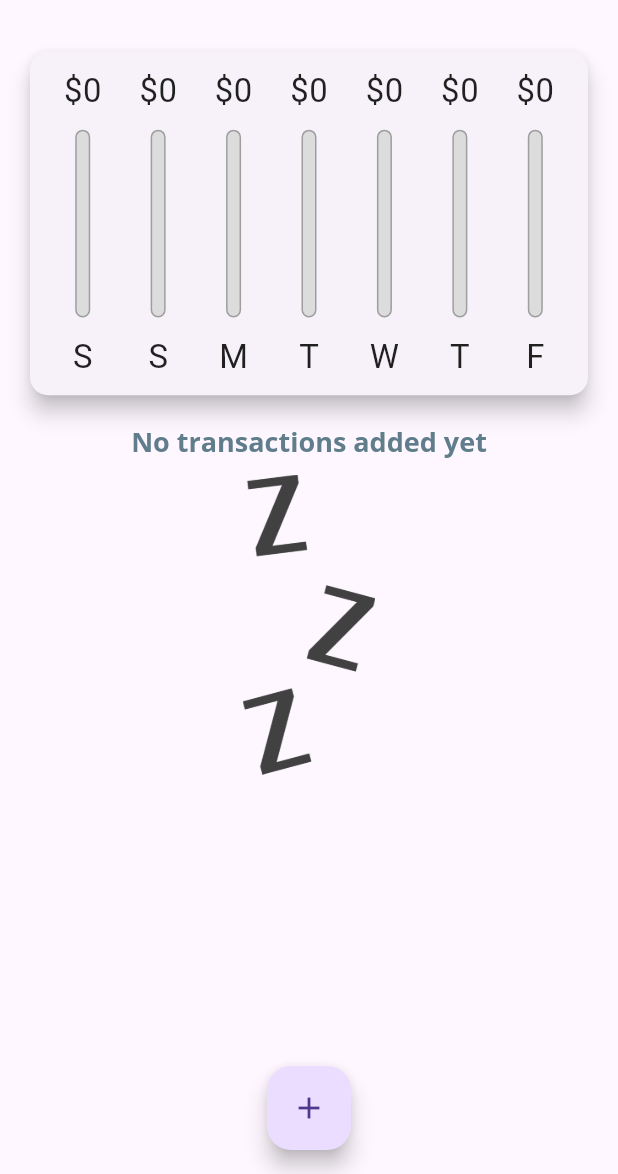
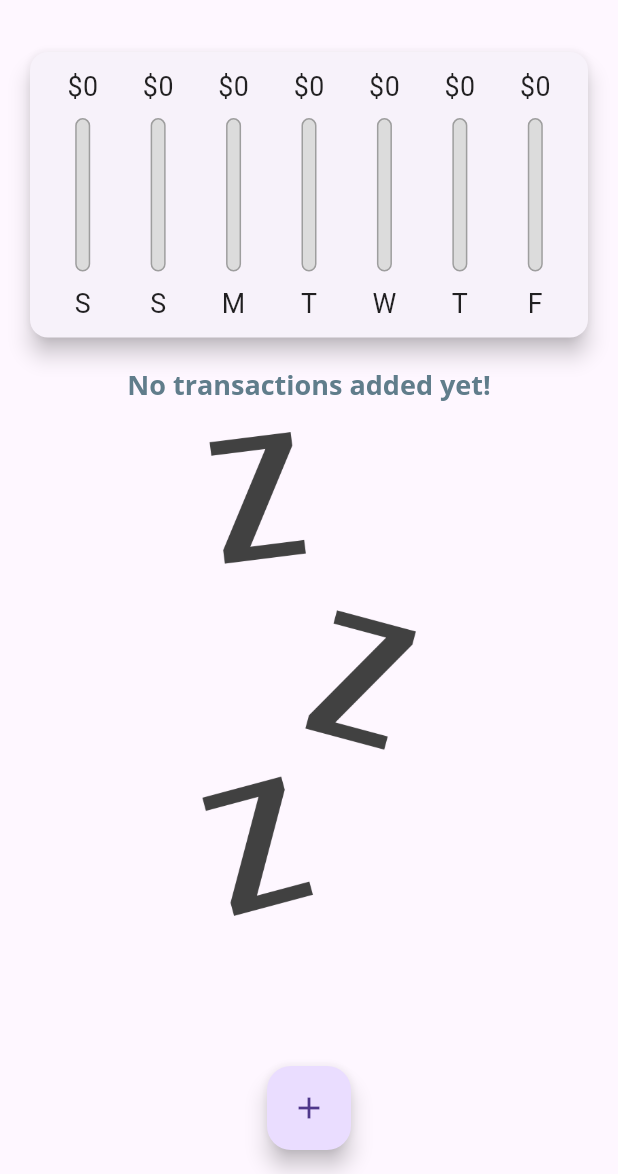
Before and after one commit to dmk1111/flutter_expenses_app, a Flutter app: the screen it shows after launch, on a phone screen of 412 x 824 dp, the part 62-1236 px from its top. Run offline on Flutter 3.47's test engine with Material 2 defaults, Android fonts, the phone set to English and light mode, and no system bars.

Commit message:
responsive ui for landscape mode

```diff
--- a/lib/main.dart
+++ b/lib/main.dart
@@ -1,11 +1,19 @@
 import 'package:flutter/material.dart';
+import 'package:flutter/services.dart';
 
 import './widgets/chart.dart';
 import './widgets/new_transaction.dart';
 import './widgets/transaction_list.dart';
 import './models/transaction.dart';
 
-void main() => runApp(MyApp());
+void main() {
+  // WidgetsFlutterBinding.ensureInitialized();
+  // SystemChrome.setPreferredOrientations([
+  //   DeviceOrientation.portraitUp,
+  //   DeviceOrientation.portraitDown,
+  // ]);
+  runApp(MyApp());
+}
 
 class MyApp extends StatelessWidget {
   @override
@@ -69,6 +77,7 @@ class _MyHomePageState extends State<MyHomePage> {
     //   date: DateTime.now(),
     // ),
   ];
+  bool _showChart = false;
 
   List<Transaction> get _recentTransactions {
     return _userTransactions
@@ -114,6 +123,8 @@ class _MyHomePageState extends State<MyHomePage> {
 
   @override
   Widget build(BuildContext context) {
+    final isLandscape =
+        MediaQuery.of(context).orientation == Orientation.landscape;
     final appBar = AppBar(
       title: const Text('Personal Expenses'),
       actions: <Widget>[
@@ -122,10 +133,17 @@ class _MyHomePageState extends State<MyHomePage> {
             icon: const Icon(Icons.add))
       ],
     );
-
     final availableHeight = MediaQuery.of(context).size.height -
         appBar.preferredSize.height -
         MediaQuery.of(context).padding.top;
+
+    final txListWidget = Container(
+      height: availableHeight * 0.7,
+      child: TransactionList(
+        transactions: _userTransactions,
+        removeCallback: _deleteTransaction,
+      ),
+    );
 
     return Scaffold(
       floatingActionButton: FloatingActionButton(
@@ -139,16 +157,34 @@ class _MyHomePageState extends State<MyHomePage> {
             // mainAxisAlignment: MainAxisAlignment.start,
             crossAxisAlignment: CrossAxisAlignment.stretch,
             children: <Widget>[
-              Container(
-                height: availableHeight * 0.35,
-                child: Chart(recentTransactions: _recentTransactions),
-              ),
-              Container(
-                height: availableHeight * 0.65,
-                child: TransactionList(
-                    transactions: _userTransactions,
-                    removeCallback: _deleteTransaction),
-              ),
+              if (isLandscape)
+                Row(
+                  mainAxisAlignment: MainAxisAlignment.center,
+                  children: <Widget>[
+                    Text('Show Chart'),
+                    Switch(
+                      value: _showChart,
+                      onChanged: (val) {
+                        setState(() {
+                          _showChart = val;
+                        });
+                      },
+                    ),
+                  ],
+                ),
+              if (!isLandscape)
+                Container(
+                  height: availableHeight * 0.3,
+                  child: Chart(recentTransactions: _recentTransactions),
+                ),
+              if (!isLandscape) txListWidget,
+              if (isLandscape)
+                _showChart
+                    ? Container(
+                        height: availableHeight * 0.7,
+                        child: Chart(recentTransactions: _recentTransactions),
+                      )
+                    : txListWidget
             ]),
       ),
     );
--- a/lib/widgets/transaction_list.dart
+++ b/lib/widgets/transaction_list.dart
@@ -12,30 +12,33 @@ class TransactionList extends StatelessWidget {
 
   @override
   Widget build(BuildContext context) {
-    return Container(
-        child: transactions.isEmpty
-            ? Column(
+    return transactions.isEmpty
+        ? LayoutBuilder(builder: (ctx, constraints) {
+            return Column(
               children: <Widget>[
                 Text(
-                    "No transactions added yet",
+                  'No transactions added yet!',
                   style: Theme.of(context).textTheme.headline6,
                 ),
                 SizedBox(
-                    height: 10,
+                  height: 20,
                 ),
                 Container(
-                    height: 200,
+                    height: constraints.maxHeight * 0.6,
                     child: Image.asset(
-                      "assets/images/waiting.png",
+                      'assets/images/waiting.png',
                       fit: BoxFit.cover,
-                    ),
-                  ),
+                    )),
               ],
-              )
+            );
+          })
         : ListView.builder(
             itemBuilder: (context, index) => Card(
               elevation: 6,
-                  margin: EdgeInsets.all(2),
+              margin: EdgeInsets.symmetric(
+                vertical: 8,
+                horizontal: 5,
+              ),
               child: ListTile(
                 leading: CircleAvatar(
                   radius: 30,
@@ -60,6 +63,6 @@ class TransactionList extends StatelessWidget {
               ),
             ),
             itemCount: transactions.length,
-              ));
+          );
   }
 }
```
Lines whose indentation alone changed are shown as unchanged.
